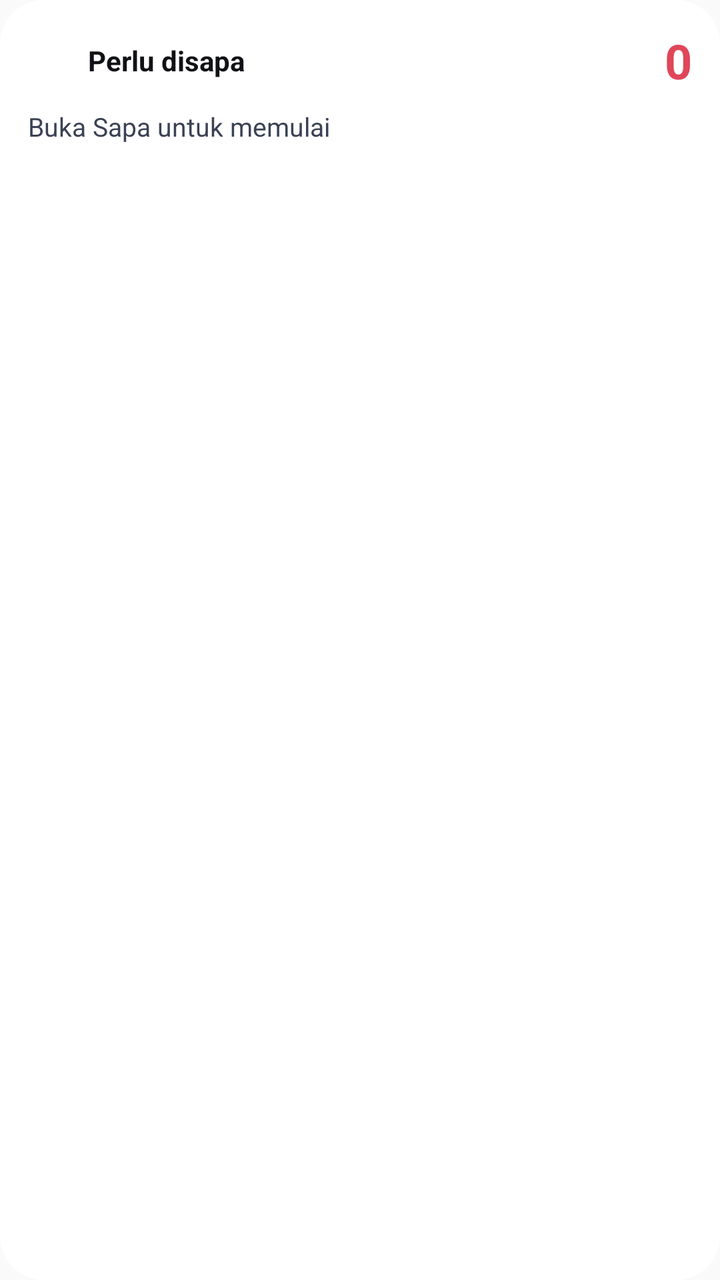
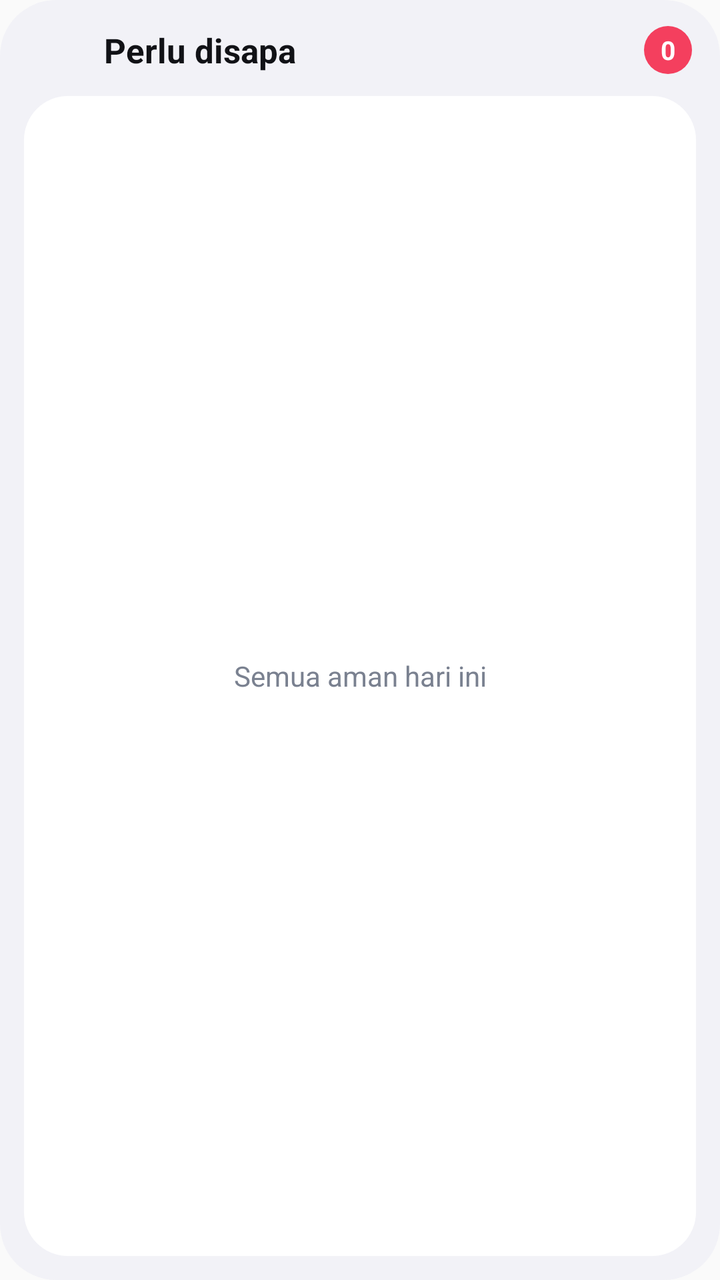

Before-and-after screenshots of an Android layout around one commit, followed by the original layout XML and the change that was made.
<!-- AndroidManifest.xml: application theme AppTheme -->
<!-- res/layout/sapa_widget.xml -->
<?xml version="1.0" encoding="utf-8"?>
<LinearLayout xmlns:android="http://schemas.android.com/apk/res/android"
    android:id="@+id/widget_root"
    android:layout_width="match_parent"
    android:layout_height="match_parent"
    android:background="@drawable/sapa_widget_bg"
    android:orientation="vertical"
    android:padding="14dp">

    <LinearLayout
        android:layout_width="match_parent"
        android:layout_height="wrap_content"
        android:gravity="center_vertical"
        android:orientation="horizontal">

        <ImageView
            android:layout_width="22dp"
            android:layout_height="22dp"
            android:contentDescription="@string/app_name"
            android:src="@mipmap/ic_launcher_round" />

        <TextView
            android:id="@+id/widget_title"
            android:layout_width="0dp"
            android:layout_height="wrap_content"
            android:layout_marginStart="8dp"
            android:layout_weight="1"
            android:maxLines="1"
            android:text="Perlu disapa"
            android:textColor="#111216"
            android:textSize="14sp"
            android:textStyle="bold" />

        <TextView
            android:id="@+id/widget_count"
            android:layout_width="wrap_content"
            android:layout_height="wrap_content"
            android:text="0"
            android:textColor="#E0465A"
            android:textSize="24sp"
            android:textStyle="bold" />
    </LinearLayout>

    <TextView
        android:id="@+id/widget_names"
        android:layout_width="match_parent"
        android:layout_height="wrap_content"
        android:layout_marginTop="8dp"
        android:ellipsize="end"
        android:lineSpacingExtra="2dp"
        android:maxLines="4"
        android:text="Buka Sapa untuk memulai"
        android:textColor="#3B4254"
        android:textSize="13sp" />
</LinearLayout>
<!-- resources referenced by this layout -->
<resources>
  <!-- drawable sapa_widget_bg (drawable) -->
  <?xml version="1.0" encoding="utf-8"?>
  <shape xmlns:android="http://schemas.android.com/apk/res/android" android:shape="rectangle">
      <solid android:color="#F7FFFFFF" />
      <corners android:radius="22dp" />
  </shape>
  <!-- mipmap ic_launcher_round (mipmap-anydpi-v26) -->
  <?xml version="1.0" encoding="utf-8"?>
  <adaptive-icon xmlns:android="http://schemas.android.com/apk/res/android">
      <background android:drawable="@color/ic_launcher_background"/>
      <foreground android:drawable="@mipmap/ic_launcher_foreground"/>
  </adaptive-icon>
  <string name="app_name">Sapa</string>
  <style name="AppTheme" parent="Theme.AppCompat.Light.DarkActionBar">
          
          <item name="colorPrimary">@color/colorPrimary</item>
          <item name="colorPrimaryDark">@color/colorPrimaryDark</item>
          <item name="colorAccent">@color/colorAccent</item>
      </style>
  <color name="ic_launcher_background">#FFFFFF</color>
</resources>

<!-- the commit's change to res/layout/sapa_widget.xml (unified diff, before → after) -->
@@ -5,17 +5,21 @@
     android:layout_height="match_parent"
     android:background="@drawable/sapa_widget_bg"
     android:orientation="vertical"
-    android:padding="14dp">
+    android:padding="12dp">
 
     <LinearLayout
+        android:id="@+id/widget_header"
         android:layout_width="match_parent"
         android:layout_height="wrap_content"
         android:gravity="center_vertical"
-        android:orientation="horizontal">
+        android:orientation="horizontal"
+        android:paddingStart="4dp"
+        android:paddingEnd="2dp"
+        android:paddingBottom="10dp">
 
         <ImageView
-            android:layout_width="22dp"
-            android:layout_height="22dp"
+            android:layout_width="26dp"
+            android:layout_height="26dp"
             android:contentDescription="@string/app_name"
             android:src="@mipmap/ic_launcher_round" />
 
@@ -23,33 +27,51 @@
             android:id="@+id/widget_title"
             android:layout_width="0dp"
             android:layout_height="wrap_content"
-            android:layout_marginStart="8dp"
+            android:layout_marginStart="10dp"
             android:layout_weight="1"
             android:maxLines="1"
             android:text="Perlu disapa"
-            android:textColor="#111216"
-            android:textSize="14sp"
+            android:textColor="@color/widget_ink"
+            android:textSize="17sp"
             android:textStyle="bold" />
 
         <TextView
             android:id="@+id/widget_count"
             android:layout_width="wrap_content"
-            android:layout_height="wrap_content"
+            android:layout_height="24dp"
+            android:background="@drawable/widget_count_bg"
+            android:gravity="center"
+            android:minWidth="24dp"
+            android:paddingStart="8dp"
+            android:paddingEnd="8dp"
             android:text="0"
-            android:textColor="#E0465A"
-            android:textSize="24sp"
+            android:textColor="#FFFFFF"
+            android:textSize="13sp"
             android:textStyle="bold" />
     </LinearLayout>
 
-    <TextView
-        android:id="@+id/widget_names"
+    <FrameLayout
         android:layout_width="match_parent"
-        android:layout_height="wrap_content"
-        android:layout_marginTop="8dp"
-        android:ellipsize="end"
-        android:lineSpacingExtra="2dp"
-        android:maxLines="4"
-        android:text="Buka Sapa untuk memulai"
-        android:textColor="#3B4254"
-        android:textSize="13sp" />
+        android:layout_height="0dp"
+        android:layout_weight="1"
+        android:background="@drawable/widget_card_bg">
+
+        <ListView
+            android:id="@+id/widget_list"
+            android:layout_width="match_parent"
+            android:layout_height="match_parent"
+            android:divider="@color/widget_divider"
+            android:dividerHeight="1dp"
+            android:scrollbars="none" />
+
+        <TextView
+            android:id="@+id/widget_empty"
+            android:layout_width="match_parent"
+            android:layout_height="match_parent"
+            android:gravity="center"
+            android:padding="16dp"
+            android:text="Semua aman hari ini"
+            android:textColor="@color/widget_sub"
+            android:textSize="14sp" />
+    </FrameLayout>
 </LinearLayout>
<!-- resource entries referenced after the edit -->
@@ -1,10 +1,25 @@
 <!-- resources referenced by this layout -->
 <resources>
+  <color name="widget_divider">#EEF0F4</color>
+  <color name="widget_ink">#111216</color>
+  <color name="widget_sub">#7A8190</color>
   <!-- drawable sapa_widget_bg (drawable) -->
   <?xml version="1.0" encoding="utf-8"?>
   <shape xmlns:android="http://schemas.android.com/apk/res/android" android:shape="rectangle">
-      <solid android:color="#F7FFFFFF" />
+      <solid android:color="@color/widget_page" />
+      <corners android:radius="28dp" />
+  </shape>
+  <!-- drawable widget_card_bg (drawable) -->
+  <?xml version="1.0" encoding="utf-8"?>
+  <shape xmlns:android="http://schemas.android.com/apk/res/android" android:shape="rectangle">
+      <solid android:color="@color/widget_card" />
       <corners android:radius="22dp" />
+  </shape>
+  <!-- drawable widget_count_bg (drawable) -->
+  <?xml version="1.0" encoding="utf-8"?>
+  <shape xmlns:android="http://schemas.android.com/apk/res/android" android:shape="rectangle">
+      <solid android:color="#F43F5E" />
+      <corners android:radius="999dp" />
   </shape>
   <!-- mipmap ic_launcher_round (mipmap-anydpi-v26) -->
   <?xml version="1.0" encoding="utf-8"?>
@@ -19,6 +34,8 @@
           <item name="colorPrimaryDark">@color/colorPrimaryDark</item>
           <item name="colorAccent">@color/colorAccent</item>
       </style>
+  <color name="widget_page">#F2F2F7</color>
+  <color name="widget_card">#FFFFFF</color>
   <color name="ic_launcher_background">#FFFFFF</color>
 </resources>
 
